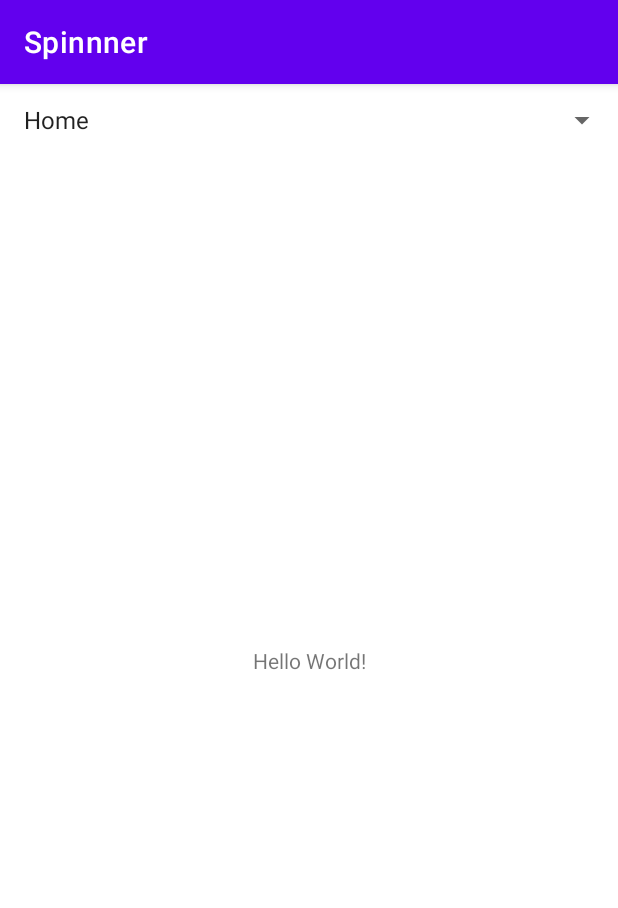
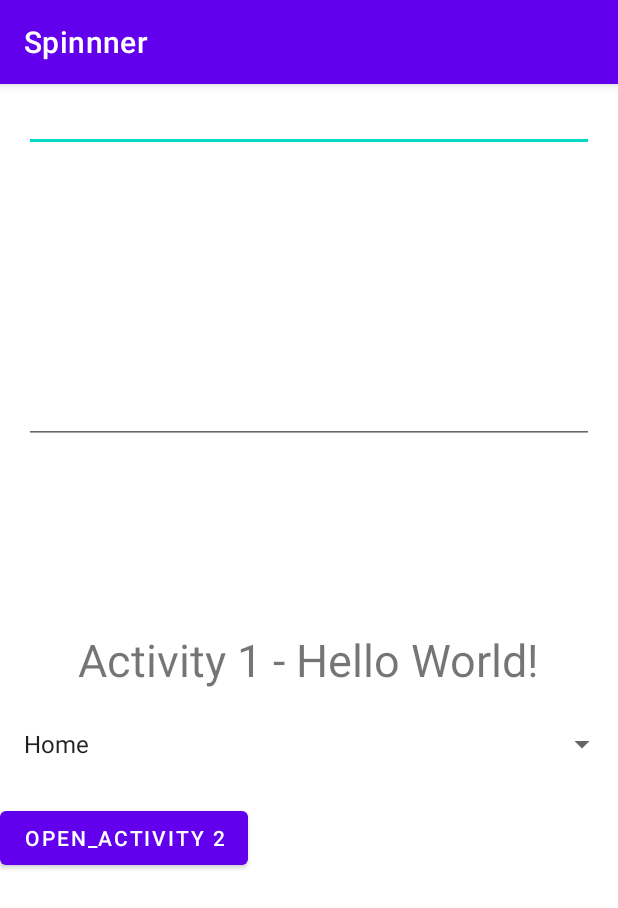
Before and after one commit to BalajiJeyaram/InternalUse, an Android app: the screen it shows after launch (MainActivity), on a phone screen of 412 x 824 dp. Shown: the top 908 px of the screen. Run offline under Robolectric (Android 15) with nearby library versions, the phone set to English and light mode, and no system bars.

Commit message:
Modified on Spinner, New activity 1 and 2
Modified on Spinner, New activity 1 and 2

```diff
--- a/Android/Spinnner/app/src/main/AndroidManifest.xml
+++ b/Android/Spinnner/app/src/main/AndroidManifest.xml
@@ -9,6 +9,7 @@
         android:roundIcon="@mipmap/ic_launcher_round"
         android:supportsRtl="true"
         android:theme="@style/Theme.Spinnner">
+        <activity android:name=".Activity2"></activity>
         <activity android:name=".MainActivity">
             <intent-filter>
                 <action android:name="android.intent.action.MAIN" />
--- a/Android/Spinnner/app/src/main/java/com/example/spinnner/MainActivity.java
+++ b/Android/Spinnner/app/src/main/java/com/example/spinnner/MainActivity.java
@@ -3,10 +3,13 @@ package com.example.spinnner;
 import androidx.appcompat.app.AppCompatActivity;
 
 import android.os.Bundle;
+import android.view.View;
+import android.widget.AdapterView;
 import android.widget.ArrayAdapter;
 import android.widget.Spinner;
+import android.widget.Toast;
 
-public class MainActivity extends AppCompatActivity {
+public class MainActivity extends AppCompatActivity implements AdapterView.OnItemSelectedListener {
 
     @Override
     protected void onCreate(Bundle savedInstanceState) {
@@ -20,5 +23,20 @@ public class MainActivity extends AppCompatActivity {
 
         myadapter.setDropDownViewResource(android.R.layout.simple_spinner_dropdown_item);
         mySpinner.setAdapter(myadapter);
+
+        mySpinner.setOnItemSelectedListener(this);
+    }
+
+    @Override
+    public void onItemSelected(AdapterView<?> parent, View view, int position, long id) {
+        String text = parent.getItemAtPosition(position).toString();
+        Toast.makeText(parent.getContext(), text, Toast.LENGTH_SHORT).show();
+
+        //training video link: https://www.youtube.com/watch?v=eL69kj-_Wvs
+    }
+
+    @Override
+    public void onNothingSelected(AdapterView<?> parent) {
+
     }
 }
--- a/Android/Spinnner/app/src/main/res/layout/activity_main.xml
+++ b/Android/Spinnner/app/src/main/res/layout/activity_main.xml
@@ -1,5 +1,5 @@
 <?xml version="1.0" encoding="utf-8"?>
-<androidx.constraintlayout.widget.ConstraintLayout xmlns:android="http://schemas.android.com/apk/res/android"
+<RelativeLayout xmlns:android="http://schemas.android.com/apk/res/android"
     xmlns:app="http://schemas.android.com/apk/res-auto"
     xmlns:tools="http://schemas.android.com/tools"
     android:layout_width="match_parent"
@@ -9,17 +9,43 @@
     <TextView
         android:layout_width="wrap_content"
         android:layout_height="wrap_content"
-        android:text="Hello World!"
-        app:layout_constraintBottom_toBottomOf="parent"
-        app:layout_constraintLeft_toLeftOf="parent"
-        app:layout_constraintRight_toRightOf="parent"
-        app:layout_constraintTop_toTopOf="parent" />
+        android:text="Activity 1 - Hello World!"
+        android:textSize="30sp"
+        android:layout_centerVertical="true"
+        android:layout_centerHorizontal="true"/>
 
     <Spinner
         android:id="@+id/spinner1"
         android:layout_width="match_parent"
         android:layout_height="wrap_content"
+        android:layout_alignParentBottom="true"
+        android:layout_marginBottom="304dp"
         tools:layout_editor_absoluteX="11dp"
         tools:layout_editor_absoluteY="401dp" />
 
-</androidx.constraintlayout.widget.ConstraintLayout>
+    <EditText
+        android:id="@+id/edittext1"
+        android:layout_width="match_parent"
+        android:layout_height="wrap_content"
+        android:layout_marginStart="16dp"
+        android:layout_marginEnd="16dp" />
+
+    <EditText
+        android:id="@+id/edittext2"
+        android:layout_width="match_parent"
+        android:layout_height="wrap_content"
+        android:layout_below="@+id/edittext1"
+        android:layout_marginStart="16dp"
+        android:layout_marginTop="149dp"
+        android:layout_marginEnd="16dp"
+        android:inputType="number" />
+
+    <Button
+        android:id="@+id/button"
+        android:layout_width="wrap_content"
+        android:layout_height="wrap_content"
+        android:layout_alignParentBottom="true"
+        android:layout_marginBottom="241dp"
+
+        android:text="open_activity 2" />
+</RelativeLayout>
```
Also changed, not shown: Android/Spinnner/app/src/main/java/com/example/spinnner/Activity2.java (added, +14 -0 lines), Android/Spinnner/app/src/main/res/layout/activity_2.xml (added, +32 -0 lines).
